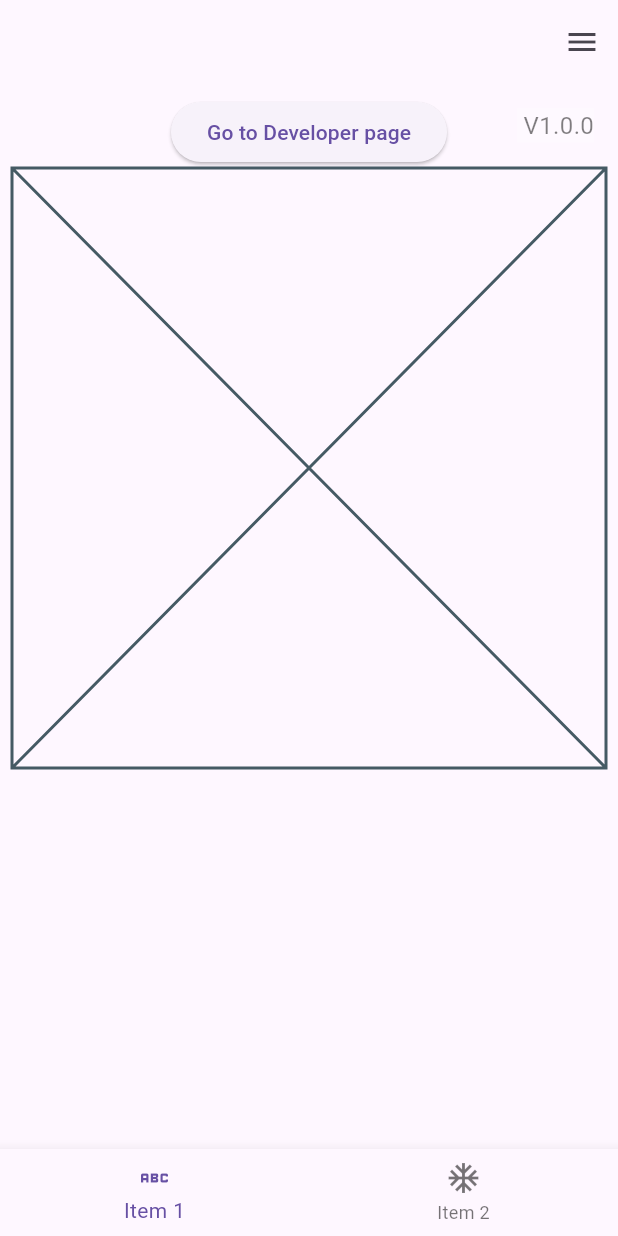
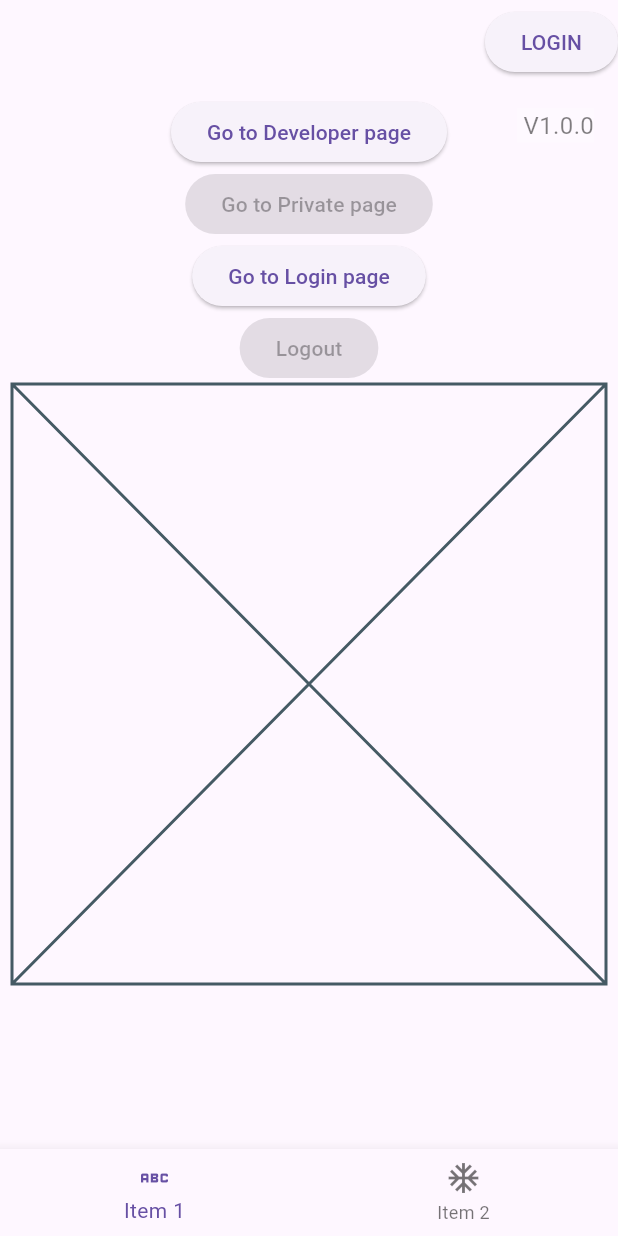
Before and after one commit to uberthought/flutter-base, a Flutter app: the screen it shows after launch, on a phone screen of 412 x 824 dp. Run offline on Flutter 3.47's test engine with Material 2 defaults, Android fonts, the phone set to English and light mode, and no system bars; our stand-ins replace get_it, get_it_mixin, go_router, package_info_plus, shared_preferences.

Commit message:
start adding user state

```diff
--- a/lib/go_router.dart
+++ b/lib/go_router.dart
@@ -1,12 +1,22 @@
 import 'package:flutter/foundation.dart';
 import 'package:flutter_base/pages/developer_page.dart';
+import 'package:get_it/get_it.dart';
 import 'package:go_router/go_router.dart';
 
 import 'pages/home_page.dart';
+import 'pages/login_page.dart';
+import 'pages/private_page.dart';
+import 'state/user_state.dart';
 
 final goRouter = GoRouter(
     initialLocation: kReleaseMode ? '/' : '/',
     redirect: (context, state) {
+      if (!GetIt.I<UserState>().isLoggedIn.value) {
+        switch (state.location.split('?').first) {
+          case '/private':
+            return '/login';
+        }
+      }
       return null;
     },
     routes: [
@@ -15,7 +25,9 @@ final goRouter = GoRouter(
         name: '/',
         builder: (context, state) => const HomePage(),
         routes: [
-          GoRoute(path: 'developer', builder: (context, state) => const DevelopeerPage()),
+          GoRoute(path: 'private', builder: (context, state) => const PrivatePage()),
+          GoRoute(path: 'login', builder: (context, state) => const LoginPage()),
+          GoRoute(path: 'developer', builder: (context, state) => const DeveloperPage()),
         ],
       ),
     ]);
--- a/lib/my_app.dart
+++ b/lib/my_app.dart
@@ -1,6 +1,7 @@
 import 'dart:async';
 
 import 'package:flutter/material.dart';
+import 'package:flutter_base/state/user_state.dart';
 import 'package:get_it/get_it.dart';
 import 'package:get_it_mixin/get_it_mixin.dart';
 
@@ -19,6 +20,7 @@ class MyApp extends StatefulWidget with GetItStatefulWidgetMixin {
 class _MyAppState extends State<MyApp> with GetItStateMixin {
   late final _initalize = Future(() async {
     GetIt.I.registerSingleton(AppState());
+    GetIt.I.registerSingleton(UserState());
   });
 
   @override
--- a/lib/pages/home_page.dart
+++ b/lib/pages/home_page.dart
@@ -1,4 +1,6 @@
 import 'package:flutter/material.dart';
+import 'package:flutter_base/state/user_state.dart';
+import 'package:get_it_mixin/get_it_mixin.dart';
 import 'package:go_router/go_router.dart';
 
 import '../scaffold/base_scaffold.dart';
@@ -7,17 +9,22 @@ class HomePage extends StatelessWidget {
   const HomePage({super.key});
 
   @override
-  Widget build(BuildContext context) => BaseScaffold(body: const _Body());
+  Widget build(BuildContext context) => BaseScaffold(body: _Body());
 }
 
-class _Body extends StatelessWidget {
-  const _Body();
+class _Body extends StatelessWidget with GetItMixin {
+  @override
+  Widget build(BuildContext context) {
+    final isLoggedIn = watchX<UserState, bool>((e) => e.isLoggedIn);
 
-  @override
-  Widget build(BuildContext context) => Column(
-        children: [
-          ElevatedButton(onPressed: () => context.go('/developer'), child: const Text('Go to Developer page')),
-          const Placeholder(),
-        ],
-      );
+    return Column(
+      children: [
+        ElevatedButton(onPressed: () => context.go('/developer'), child: const Text('Go to Developer page')),
+        ElevatedButton(onPressed: isLoggedIn ? () => context.go('/private') : null, child: const Text('Go to Private page')),
+        ElevatedButton(onPressed: !isLoggedIn ? () => context.go('/login') : null, child: const Text('Go to Login page')),
+        ElevatedButton(onPressed: isLoggedIn ? () => context.go('/logout') : null, child: const Text('Logout')),
+        const Placeholder(),
+      ],
+    );
+  }
 }
--- /dev/null
+++ b/lib/pages/login_page.dart
@@ -0,0 +1,19 @@
+import 'package:flutter/material.dart';
+import 'package:get_it_mixin/get_it_mixin.dart';
+
+import '../scaffold/base_scaffold.dart';
+
+class LoginPage extends StatelessWidget {
+  const LoginPage({super.key});
+
+  @override
+  Widget build(BuildContext context) => BaseScaffold(body: _Body());
+}
+
+class _Body extends StatelessWidget with GetItMixin {
+  @override
+  Widget build(BuildContext context) => Column(children: const [
+        Text('LOG IN PAGE'),
+        Placeholder(),
+      ]);
+}
--- /dev/null
+++ b/lib/pages/private_page.dart
@@ -0,0 +1,19 @@
+import 'package:flutter/material.dart';
+import 'package:get_it_mixin/get_it_mixin.dart';
+
+import '../scaffold/base_scaffold.dart';
+
+class PrivatePage extends StatelessWidget {
+  const PrivatePage({super.key});
+
+  @override
+  Widget build(BuildContext context) => BaseScaffold(body: _Body());
+}
+
+class _Body extends StatelessWidget with GetItMixin {
+  @override
+  Widget build(BuildContext context) => Column(children: const [
+        Text('PRIVATE PAGE'),
+        Placeholder(),
+      ]);
+}
--- a/lib/scaffold/base_scaffold.dart
+++ b/lib/scaffold/base_scaffold.dart
@@ -1,4 +1,5 @@
 import 'package:flutter/material.dart';
+import 'package:flutter_base/state/user_state.dart';
 import 'package:get_it_mixin/get_it_mixin.dart';
 import 'package:go_router/go_router.dart';
 
@@ -35,17 +36,30 @@ class BaseScaffoldState extends State<BaseScaffold> with GetItStateMixin {
 
   @override
   Widget build(BuildContext context) {
-    Widget body = SizedBox.expand(child: Padding(padding: widget.padding, child: widget.body));
+    Widget body = Padding(padding: widget.padding, child: widget.body);
     final isTestMode = watchX<AppState, bool>((e) => e.isTestMode);
     if (isTestMode) {
-      body = Stack(children: [body, const _TestOverlay()]);
+      body = Stack(alignment: Alignment.center, children: [body, const _TestOverlay()]);
     }
 
     return Scaffold(
-      body: body,
+      body: CustomScrollView(slivers: [
+        if (widget.showAppBar)
+          SliverAppBar(
+            actions: [
+              if (watchX<UserState, bool>((e) => e.isLoggedIn)) IconButton(onPressed: () {}, icon: const Icon(Icons.account_circle)) else ElevatedButton(onPressed: () {}, child: const Text('LOGIN')),
+            ],
+          ),
+        SliverToBoxAdapter(child: body),
+      ]),
       extendBody: true,
-      appBar: widget.showAppBar ? AppBar() : null,
-      endDrawer: const Drawer(),
+      // appBar: widget.showAppBar
+      //     ? AppBar(
+
+      //         actions: [ElevatedButton(onPressed: () {}, child: const Text('LOGIN'))],
+      //       )
+      //     : null,
+      // drawer: const Drawer(),
       bottomNavigationBar: widget.showBottomBar
           ? BottomNavigationBar(items: const [
               BottomNavigationBarItem(icon: Icon(Icons.abc), label: 'Item 1'),
--- a/lib/state/app_state.dart
+++ b/lib/state/app_state.dart
@@ -1,8 +1,6 @@
-import 'package:flutter/material.dart';
-
 import 'feature.dart';
 
-class AppState extends ChangeNotifier {
+class AppState {
   final isTestMode = Feature(true, 'isTestMode');
   final debugShowCheckedModeBanner = Feature(true, 'debugShowCheckedModeBanner');
 }
--- /dev/null
+++ b/lib/state/user_state.dart
@@ -0,0 +1,5 @@
+import 'package:flutter/material.dart';
+
+class UserState {
+  final isLoggedIn = ValueNotifier(false);
+}
```
Also changed, not shown: lib/pages/developer_page.dart (+8 -2 lines).
